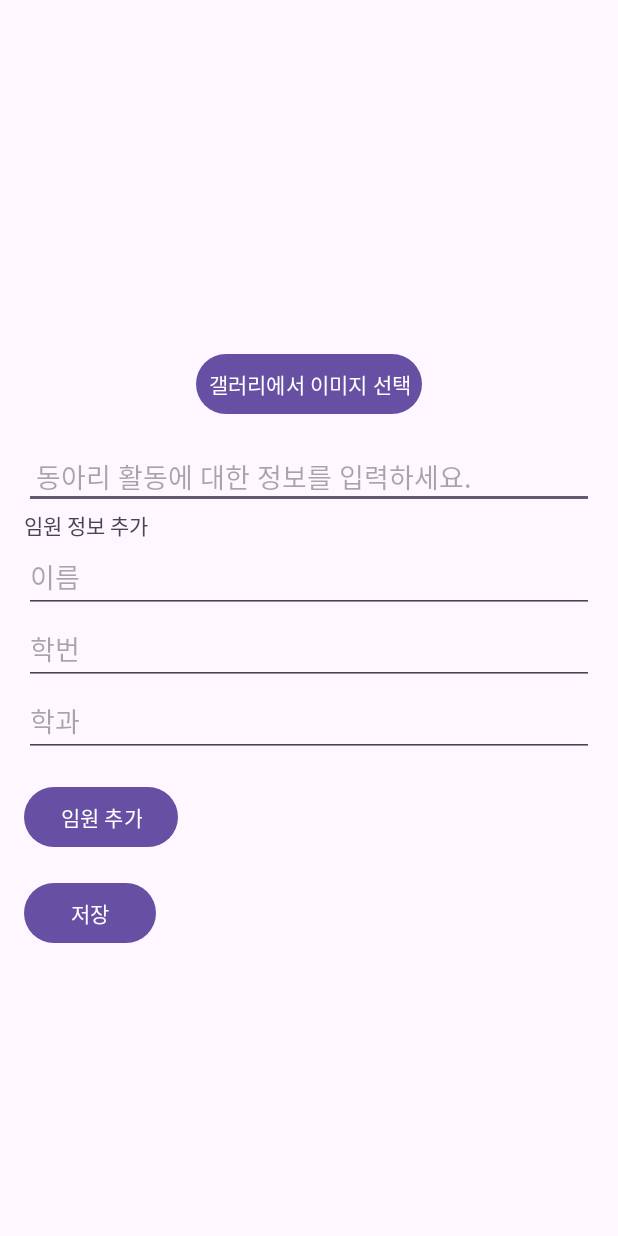
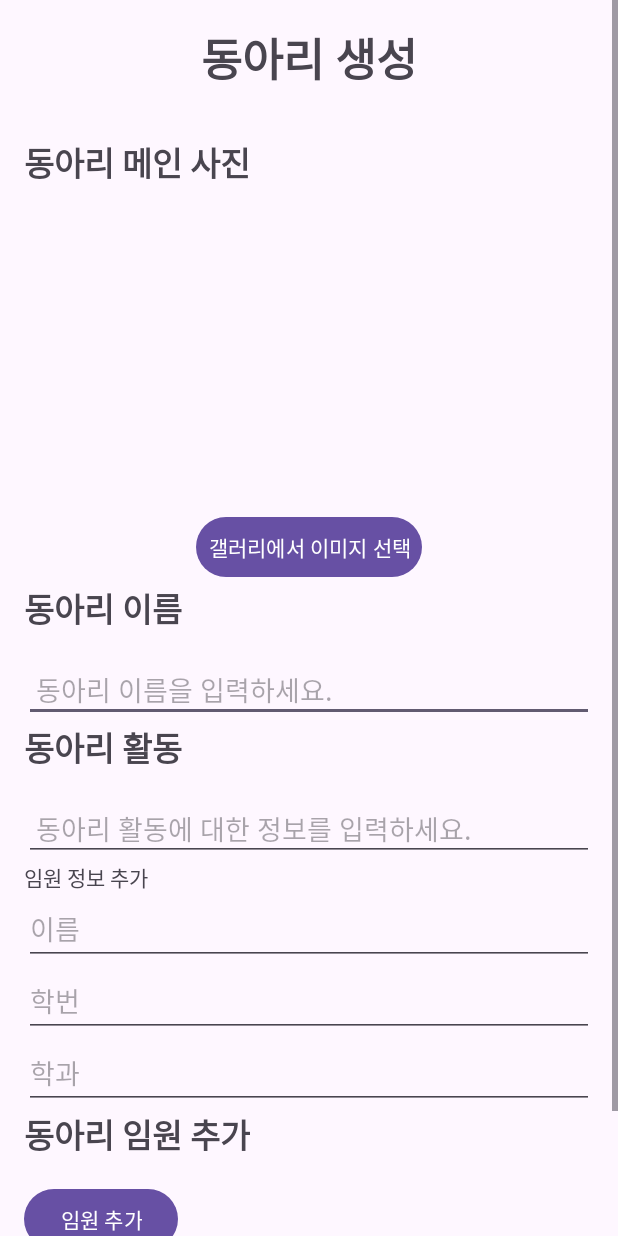
Before and after one commit to HUFS-ICE-22/DevOppa_CLUBBER, an Android app: the ClubManagementActivity screen opened directly, with no data from a screen before it, on a phone screen of 412 x 824 dp. Run offline under Robolectric (Android 15) with nearby library versions, the phone set to English and light mode, and no system bars.

Commit message:
layout 수정

```diff
--- a/app/src/main/res/layout/activity_club_management.xml
+++ b/app/src/main/res/layout/activity_club_management.xml
@@ -1,4 +1,4 @@
-<ScrollView
+<ScrollView xmlns:app="http://schemas.android.com/apk/res-auto"
     android:layout_width="match_parent"
     android:layout_height="match_parent"
     xmlns:android="http://schemas.android.com/apk/res/android">
@@ -8,6 +8,37 @@
         android:layout_height="match_parent"
         android:orientation="vertical"
         android:padding="16dp">
+
+        <androidx.constraintlayout.widget.ConstraintLayout
+            android:layout_width="match_parent"
+            android:layout_height="match_parent">
+
+            <TextView
+                android:layout_width="match_parent"
+                android:layout_height="wrap_content"
+                android:gravity="center"
+                android:text="동아리 생성"
+                android:textSize="30dp"
+                android:textStyle="bold"
+                app:layout_constraintEnd_toEndOf="parent"
+                app:layout_constraintStart_toStartOf="parent"
+                app:layout_constraintTop_toTopOf="parent" />
+
+        </androidx.constraintlayout.widget.ConstraintLayout>
+
+
+
+        <Space
+            android:layout_width="0dp"
+            android:layout_height="30dp" />
+
+        <TextView
+            android:layout_width="wrap_content"
+            android:layout_height="wrap_content"
+            android:text="동아리 메인 사진"
+            android:textSize="22dp"
+            android:textStyle="bold"
+            android:gravity="center"/>
 
         <ImageView
             android:id="@+id/imageViewMainImage"
@@ -25,6 +56,30 @@
             android:text="갤러리에서 이미지 선택"
             android:padding="8dp" />
 
+        <TextView
+            android:layout_width="wrap_content"
+            android:layout_height="wrap_content"
+            android:text="동아리 이름"
+            android:textSize="22dp"
+            android:textStyle="bold"
+            android:gravity="center"/>
+
+
+        <EditText
+            android:id="@+id/editTextClubNameActivity"
+            android:layout_width="match_parent"
+            android:layout_height="wrap_content"
+            android:layout_marginTop="16dp"
+            android:hint="동아리 이름을 입력하세요."
+            android:padding="8dp" />
+        <TextView
+            android:layout_width="wrap_content"
+            android:layout_height="wrap_content"
+            android:text="동아리 활동"
+            android:textSize="22dp"
+            android:textStyle="bold"
+            android:gravity="center"/>
+
         <EditText
             android:id="@+id/editTextClubActivity"
             android:layout_width="match_parent"
@@ -39,11 +94,20 @@
             android:layout_height="wrap_content"
             android:orientation="vertical" />
 
+        <TextView
+            android:layout_width="wrap_content"
+            android:layout_height="wrap_content"
+            android:text="동아리 임원 추가"
+            android:textSize="22dp"
+            android:textStyle="bold"
+            android:gravity="center"/>
+
         <LinearLayout
             android:layout_width="match_parent"
             android:layout_height="wrap_content"
             android:orientation="horizontal"
             android:layout_marginTop="16dp">
+
 
             <Button
                 android:id="@+id/buttonAddOfficial"
@@ -52,8 +116,8 @@
                 android:text="임원 추가" />
 
             <Space
-                android:layout_width="170dp"
-                android:layout_height="1dp" />
+                android:layout_width="160dp"
+                android:layout_height="0dp" />
 
             <Button
                 android:id="@+id/buttonRemoveOfficial"
--- a/app/src/main/res/values/themes.xml
+++ b/app/src/main/res/values/themes.xml
@@ -2,7 +2,19 @@
     <!-- Base application theme. -->
     <style name="Base.Theme.HACKATHON" parent="Theme.Material3.DayNight.NoActionBar">
         <!-- Customize your light theme here. -->
+
         <!-- <item name="colorPrimary">@color/my_light_primary</item> -->
+    </style>
+
+    <style name="AppTheme" parent="Theme.AppCompat.Light.DarkActionBar">
+        <!-- 액션바를 사용하지 않음 -->
+        <item name="windowNoTitle">true</item>
+        <item name="windowActionBar">false</item>
+    </style>
+
+    <style name="AppTheme.NoActionBar" parent="AppTheme">
+        <item name="windowNoTitle">true</item>
+        <item name="windowActionBar">false</item>
     </style>
 
     <style name="Theme.HACKATHON" parent="Base.Theme.HACKATHON" />
```
Also changed, not shown: app/src/main/AndroidManifest.xml (+6 -6 lines), app/src/main/java/com/example/hackathon/ClubDetailsActivity.java (added, +39 -0 lines), app/src/main/java/com/example/hackathon/ClubManagementActivity.java (+11 -5 lines), app/src/main/res/layout/activity_club_details.xml (added, +29 -0 lines).
